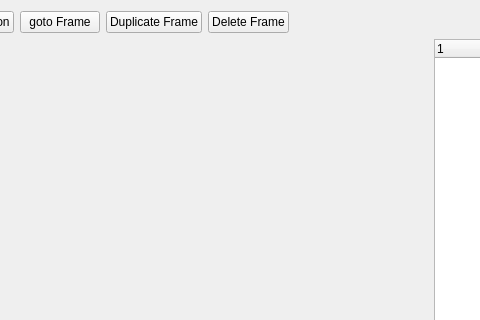
bit-bots/bitbots_main, file bitbots_recordui_rqt/resource/RecordUI.ui: the form before one commit; both pictures show x 429 to 909 and y 0 to 320 of the 1195 by 662 pixel window.
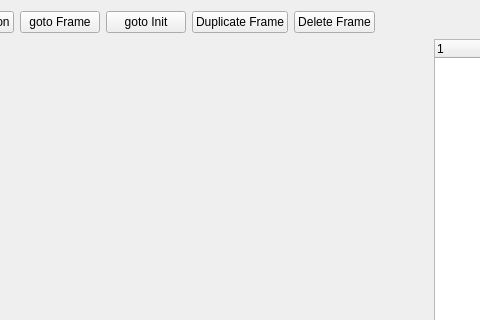
The form after the commit.

Commit message: record UI: added goto init

```diff
--- a/bitbots_recordui_rqt/resource/RecordUI.ui
+++ b/bitbots_recordui_rqt/resource/RecordUI.ui
@@ -61,6 +61,13 @@
        </property>
       </widget>
      </item>
+     <item>
+      <widget class="QPushButton" name="buttonGotoInit">
+       <property name="text">
+        <string>goto Init</string>
+       </property>
+      </widget>
+     </item>
      <item>
       <widget class="QPushButton" name="buttonDuplicateFrame">
        <property name="text">
```
The commit also changes 2 other files.
